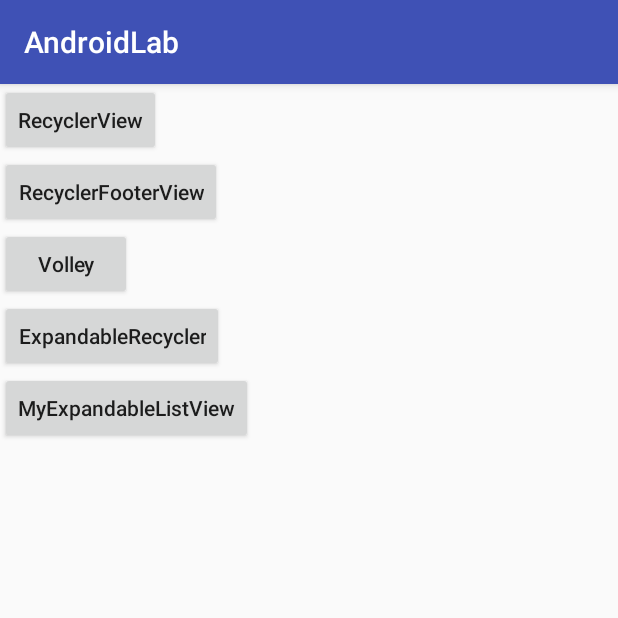
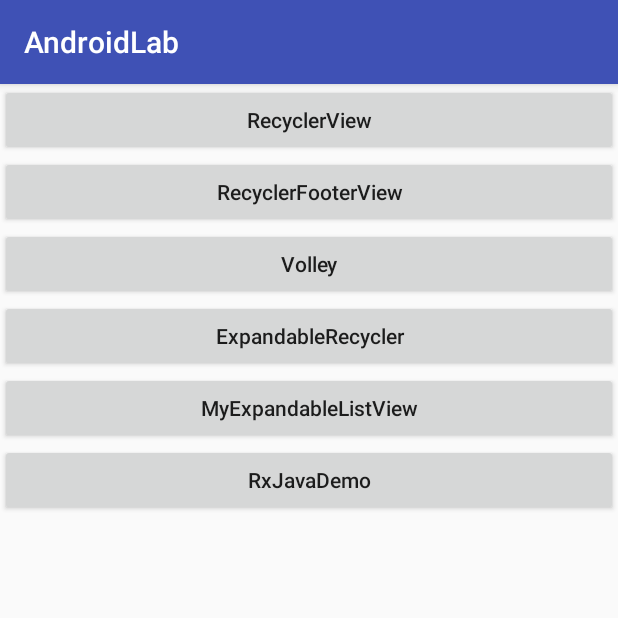
Before and after one commit to zzxdng/AndroidLab, an Android app: the screen it shows after launch (MainActivity), on a phone screen of 412 x 824 dp, the top half of it. Run offline under Robolectric (Android 15) with nearby library versions, the phone set to English and light mode, and no system bars.

Commit message:
1.新加RxJavaDemo,用于使用Rxjava相关方法，以及为后面的其他应用场景做铺垫。

```diff
--- a/app/build.gradle
+++ b/app/build.gradle
@@ -20,6 +20,7 @@ android {
 
 dependencies {
     implementation fileTree(include: ['*.jar'], dir: 'libs')
+    implementation 'com.android.support:support-v4:27.1.1'
     implementation 'com.android.support:appcompat-v7:27.1.1'
     implementation 'com.android.support.constraint:constraint-layout:1.1.3'
     testImplementation 'junit:junit:4.12'
@@ -29,4 +30,7 @@ dependencies {
     implementation 'com.android.support:cardview-v7:27.1.1'
     implementation 'com.thoughtbot:expandablerecyclerview:1.3'
     implementation 'com.github.bumptech.glide:glide:4.8.0'
+    implementation 'io.reactivex:rxjava:1.0.14'
+    implementation 'com.jakewharton.rxbinding:rxbinding:0.4.0'
+    implementation 'com.jakewharton.rxbinding:rxbinding-support-v4:0.4.0'
 }
--- a/app/src/main/AndroidManifest.xml
+++ b/app/src/main/AndroidManifest.xml
@@ -21,7 +21,8 @@
         <activity android:name=".RecyclerViewExampleActivity" />
         <activity android:name=".RecyclerViewFooterActivity" />
         <activity android:name=".expandablelistdemo.view.ExpandableListViewDemoActivity" />
-        <activity android:name=".myexpandablelistview.MyExpandableListView"></activity>
+        <activity android:name=".myexpandablelistview.MyExpandableListView" />
+        <activity android:name=".rxjavademo.RxJavaDemoMainActivity"></activity>
     </application>
 
 </manifest>
--- a/app/src/main/java/com/zinc/example/androidlab/MainActivity.java
+++ b/app/src/main/java/com/zinc/example/androidlab/MainActivity.java
@@ -7,6 +7,7 @@ import android.view.View;
 
 import com.zinc.example.androidlab.expandablelistdemo.view.ExpandableListViewDemoActivity;
 import com.zinc.example.androidlab.myexpandablelistview.MyExpandableListView;
+import com.zinc.example.androidlab.rxjavademo.RxJavaDemoMainActivity;
 
 public class MainActivity extends AppCompatActivity implements View.OnClickListener{
 
@@ -18,6 +19,7 @@ public class MainActivity extends AppCompatActivity implements View.OnClickListe
         findViewById(R.id.recycler_footer_btn_id).setOnClickListener(this);
         findViewById(R.id.expandable_recycler_btn).setOnClickListener(this);
         findViewById(R.id.my_expandable_btn).setOnClickListener(this);
+        findViewById(R.id.btn_rxjava_demo).setOnClickListener(this);
     }
 
     @Override
@@ -40,6 +42,10 @@ public class MainActivity extends AppCompatActivity implements View.OnClickListe
                 intent = new Intent(MainActivity.this, MyExpandableListView.class);
                 break;
 
+            case R.id.btn_rxjava_demo:
+                intent = new Intent(MainActivity.this, RxJavaDemoMainActivity.class);
+                break;
+
             default:
                 break;
         }
--- a/app/src/main/res/layout/activity_main.xml
+++ b/app/src/main/res/layout/activity_main.xml
@@ -9,35 +9,42 @@
 
     <Button
         android:id="@+id/recycler_btn_id"
-        android:layout_width="wrap_content"
+        android:layout_width="match_parent"
         android:layout_height="wrap_content"
         android:text="RecyclerView"
         android:textAllCaps="false"/>
     <Button
         android:id="@+id/recycler_footer_btn_id"
-        android:layout_width="wrap_content"
+        android:layout_width="match_parent"
         android:layout_height="wrap_content"
         android:text="RecyclerFooterView"
         android:textAllCaps="false"/>
 
     <Button
         android:id="@+id/volley_btn_id"
-        android:layout_width="wrap_content"
+        android:layout_width="match_parent"
         android:layout_height="wrap_content"
         android:text="Volley"
         android:textAllCaps="false"/>
 
     <Button
         android:id="@+id/expandable_recycler_btn"
-        android:layout_width="wrap_content"
+        android:layout_width="match_parent"
         android:layout_height="wrap_content"
         android:text="ExpandableRecycler"
         android:textAllCaps="false"/>
 
     <Button
         android:id="@+id/my_expandable_btn"
-        android:layout_width="wrap_content"
+        android:layout_width="match_parent"
         android:layout_height="wrap_content"
         android:text="MyExpandableListView"
         android:textAllCaps="false"/>
+
+    <Button
+        android:id="@+id/btn_rxjava_demo"
+        android:layout_width="match_parent"
+        android:layout_height="wrap_content"
+        android:text="RxJavaDemo"
+        android:textAllCaps="false"/>
 </LinearLayout>
```
Also changed, not shown: app/src/main/java/com/zinc/example/androidlab/rxjavademo/RxJavaDemoMainActivity.java (added, +97 -0 lines), app/src/main/res/layout/activity_rx_java_demo_main.xml (added, +15 -0 lines).
